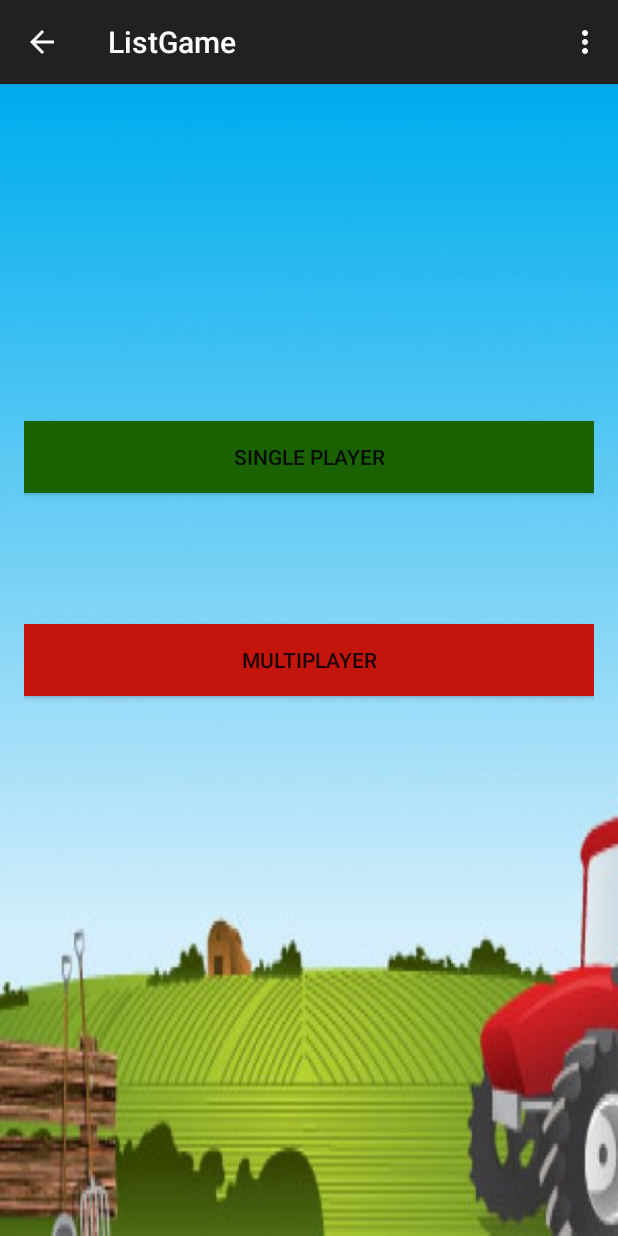
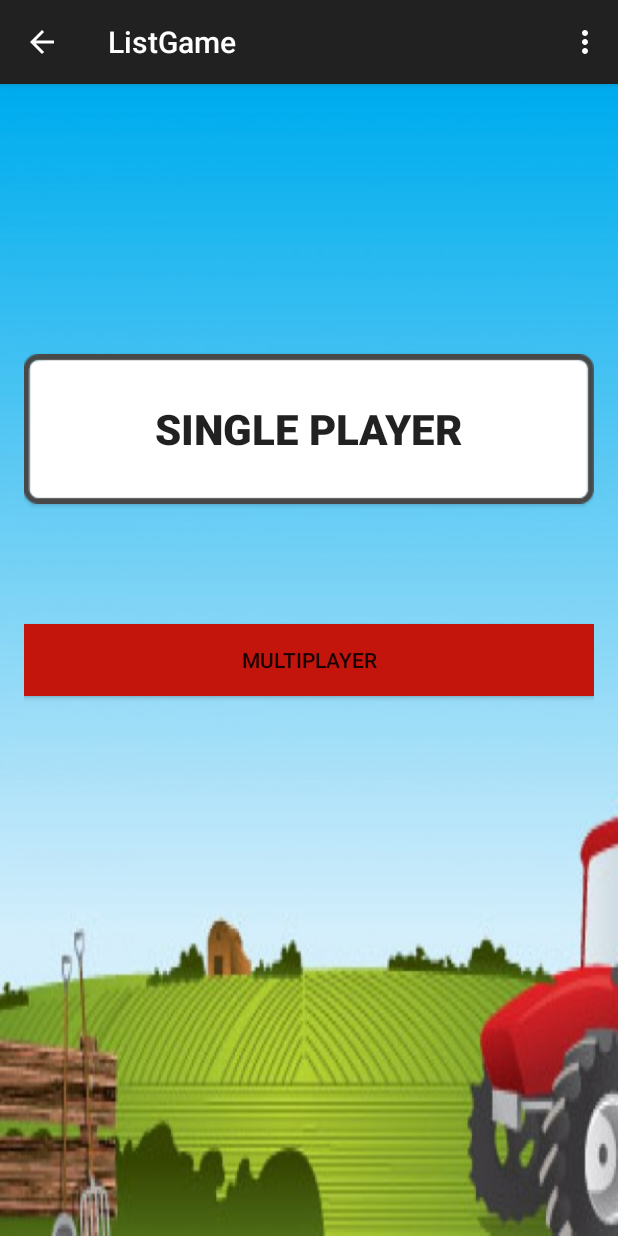
Before and after one commit to Nikita081/BullsAndCows, an Android app: the ListGame screen opened directly, with no data from a screen before it, on a phone screen of 412 x 824 dp. Run offline under Robolectric (Android 15) with nearby library versions, the phone set to English and light mode, and no system bars.

Commit message:
add button style

```diff
--- a/sourses/AndroidClient/app/src/main/java/com/fupm/skeb/androidclient/BodyGame.java
+++ b/sourses/AndroidClient/app/src/main/java/com/fupm/skeb/androidclient/BodyGame.java
@@ -29,7 +29,7 @@ public class BodyGame {
         return bulls;
     }
 
-    public boolean isCorrectInput(int tryNumber){
+    private boolean isCorrectInput(int tryNumber){
 
         int[] array = new int[4];
         for(int i = 0; i < 4; i++){
--- a/sourses/AndroidClient/app/src/main/res/layout/activity_list_game.xml
+++ b/sourses/AndroidClient/app/src/main/res/layout/activity_list_game.xml
@@ -5,28 +5,30 @@
     android:paddingTop="@dimen/activity_vertical_margin"
     android:paddingBottom="@dimen/activity_vertical_margin"
     tools:context="com.fupm.skeb.androidclient.ListGame"
-    android:background="@drawable/ferma">
+    android:background="@drawable/ferma"
+    >
 
 
     <Button
+        android:id="@+id/comp_game"
         android:layout_width="wrap_content"
         android:layout_height="wrap_content"
         android:text="@string/single_player"
-        android:id="@+id/comp_game"
-        android:background="@color/Glass_green"
         android:layout_above="@+id/human_game"
         android:layout_alignParentLeft="true"
         android:layout_alignParentStart="true"
-        android:layout_marginBottom="87dp"
+        android:layout_marginBottom="80dp"
         android:layout_alignRight="@+id/human_game"
-        android:layout_alignEnd="@+id/human_game" />
+        android:layout_alignEnd="@+id/human_game"
+        android:textSize="28sp"
+        android:textStyle="bold"
+        android:background="@drawable/button_normal"/>
 
     <Button
         android:layout_width="wrap_content"
         android:layout_height="wrap_content"
         android:text="@string/multiplayer"
         android:id="@+id/human_game"
-
         android:background="@color/red_error"
         android:layout_centerVertical="true"
         android:layout_alignParentLeft="true"
--- a/sourses/AndroidClient/app/src/main/res/values/strings.xml
+++ b/sourses/AndroidClient/app/src/main/res/values/strings.xml
@@ -1,6 +1,6 @@
 <resources>
     <string name="app_name">Bulls and Cows</string>
-    <string name="hello">Hi men!</string>
+    <string name="hello">Welcome to Bulls and Cows!</string>
     <string name="action_settings">Settings</string>
     <string name="button2">Button2</string>
     <string name="email">email</string>
@@ -23,5 +23,5 @@
     <string name="compliment1">Поздравляем!\nВы отгадали число!</string>
     <string name="compliment2">ОК, я классный)</string>
 
-    <string name="connect">Hi men!</string>
+    <string name="connect">Это нужно убрать</string>
 </resources>
```
Also changed, not shown: sourses/AndroidClient/app/src/main/AndroidManifest.xml (+7 -3 lines), sourses/AndroidClient/app/src/main/java/com/fupm/skeb/androidclient/OnlineGame.java (+23 -0 lines), sourses/AndroidClient/app/src/main/res/drawable/button_normal.9.png (added).
